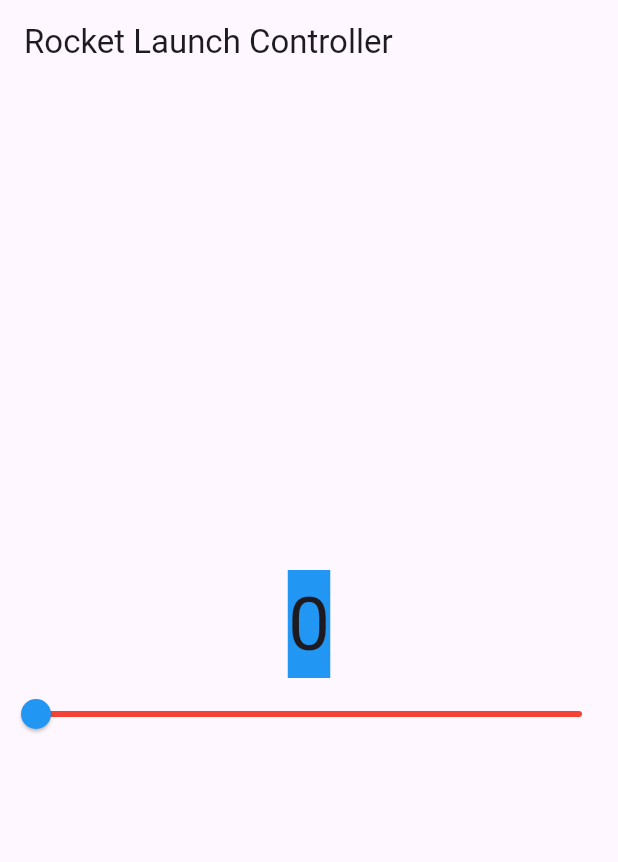
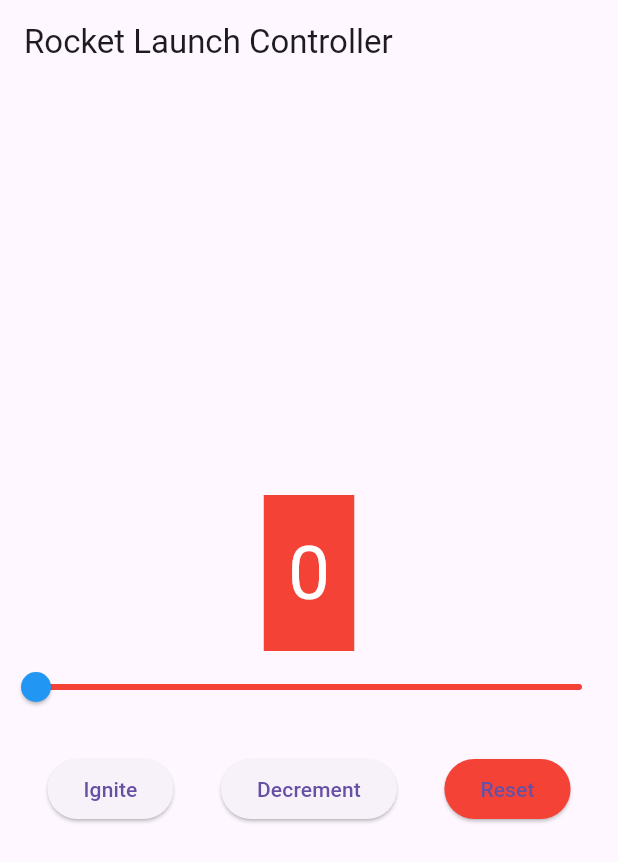
Before and after one commit to OfficialEseosa/rocket_launch, a Flutter app: the screen it shows after launch, on a phone screen of 412 x 824 dp. Shown: the top 862 px of the screen. Run offline on Flutter 3.47's test engine with Material 3 defaults, Android fonts, the phone set to English and light mode, and no system bars.

Commit message:
Extra stuff

```diff
--- a/lib/main.dart
+++ b/lib/main.dart
@@ -9,9 +9,7 @@ class MyApp extends StatelessWidget {
   Widget build(BuildContext context) {
     return MaterialApp(
       title: 'Rocket Launch Controller',
-      theme: ThemeData(
-        primarySwatch: Colors.blue,
-      ),
+      theme: ThemeData(primarySwatch: Colors.blue),
       home: CounterWidget(),
     );
   }
@@ -22,25 +20,95 @@ class CounterWidget extends StatefulWidget {
   _CounterWidgetState createState() => _CounterWidgetState();
 }
 
-class _CounterWidgetState extends State<CounterWidget> {
-  // set counter value
+class _CounterWidgetState extends State<CounterWidget>
+    with SingleTickerProviderStateMixin {
   int _counter = 0;
+  bool _launching = false; // triggers full-screen animation
+  late AnimationController _controller;
+  late Animation<double> _rocketAnimation;
+
+  @override
+  void initState() {
+    super.initState();
+    _controller = AnimationController(
+      duration: const Duration(seconds: 3),
+      vsync: this,
+    );
+
+    _rocketAnimation = Tween<double>(begin: 0, end: -300).animate(
+      CurvedAnimation(parent: _controller, curve: Curves.easeOut),
+    );
+
+    _controller.addStatusListener((status) {
+      if (status == AnimationStatus.completed) {
+        setState(() {
+          _launching = false;
+        });
+        _controller.reset();
+      }
+    });
+  }
+
+  @override
+  void dispose() {
+    _controller.dispose();
+    super.dispose();
+  }
+
+  void _incrementCounter() {
+    if (_counter < 100) {
+      setState(() {
+        _counter++;
+      });
+      _checkLaunch();
+    }
+  }
+
+  void _decrementCounter() {
+    setState(() {
+      if (_counter > 0) _counter--;
+    });
+  }
+
+  void _resetCounter() {
+    setState(() {
+      _counter = 0;
+    });
+  }
+
+  void _checkLaunch() {
+    if (_counter == 100 && !_launching) {
+      setState(() {
+        _launching = true;
+      });
+      _controller.forward();
+    }
+  }
+
+  Color _getStatusColor() {
+    if (_counter == 0) return Colors.red;
+    if (_counter <= 50) return Colors.orange;
+    return Colors.green;
+  }
 
   @override
   Widget build(BuildContext context) {
     return Scaffold(
-      appBar: AppBar(
-        title: const Text('Rocket Launch Controller'),
-      ),
-      body: Column(
+      appBar: AppBar(title: const Text('Rocket Launch Controller')),
+      body: Stack(
+        children: [
+          // Main UI
+          Column(
             mainAxisAlignment: MainAxisAlignment.center,
             children: [
               Center(
                 child: Container(
-              color: Colors.blue,
+                  color: _getStatusColor(),
+                  padding: const EdgeInsets.all(16),
                   child: Text(
-                '$_counter',
-                style: const TextStyle(fontSize: 50.0),
+                    _counter == 100 ? 'LIFTOFF!' : '$_counter',
+                    style: const TextStyle(
+                        fontSize: 50.0, color: Colors.white),
                   ),
                 ),
               ),
@@ -52,9 +120,68 @@ class _CounterWidgetState extends State<CounterWidget> {
                   setState(() {
                     _counter = value.toInt();
                   });
+                  _checkLaunch();
                 },
                 activeColor: Colors.blue,
                 inactiveColor: Colors.red,
+              ),
+              const SizedBox(height: 20),
+              Row(
+                mainAxisAlignment: MainAxisAlignment.spaceEvenly,
+                children: [
+                  ElevatedButton(
+                    onPressed: _incrementCounter,
+                    child: const Text('Ignite'),
+                  ),
+                  ElevatedButton(
+                    onPressed: _decrementCounter,
+                    child: const Text('Decrement'),
+                  ),
+                  ElevatedButton(
+                    onPressed: _resetCounter,
+                    style:
+                        ElevatedButton.styleFrom(backgroundColor: Colors.red),
+                    child: const Text('Reset'),
+                  ),
+                ],
+              ),
+            ],
+          ),
+
+          // Full-screen rocket launch animation
+          if (_launching)
+            Positioned.fill(
+              child: Container(
+                color: Colors.black.withOpacity(0.8),
+                child: Stack(
+                  alignment: Alignment.center,
+                  children: [
+                    AnimatedBuilder(
+                      animation: _rocketAnimation,
+                      builder: (context, child) {
+                        return Transform.translate(
+                          offset: Offset(0, _rocketAnimation.value),
+                          child: child,
+                        );
+                      },
+                      child: Image.asset(
+                        'assets/rocket.jpeg', // <-- updated to JPEG
+                        width: 100,
+                      ),
+                    ),
+                    const Positioned(
+                      bottom: 50,
+                      child: Text(
+                        "🚀 LIFTOFF! 🚀",
+                        style: TextStyle(
+                            fontSize: 30,
+                            color: Colors.yellow,
+                            fontWeight: FontWeight.bold),
+                      ),
+                    ),
+                  ],
+                ),
+              ),
             ),
         ],
       ),
```
Also changed, not shown: pubspec.yaml (+2 -31 lines), assets/rocket.jpeg (added). Lines whose indentation alone changed are shown as unchanged.
